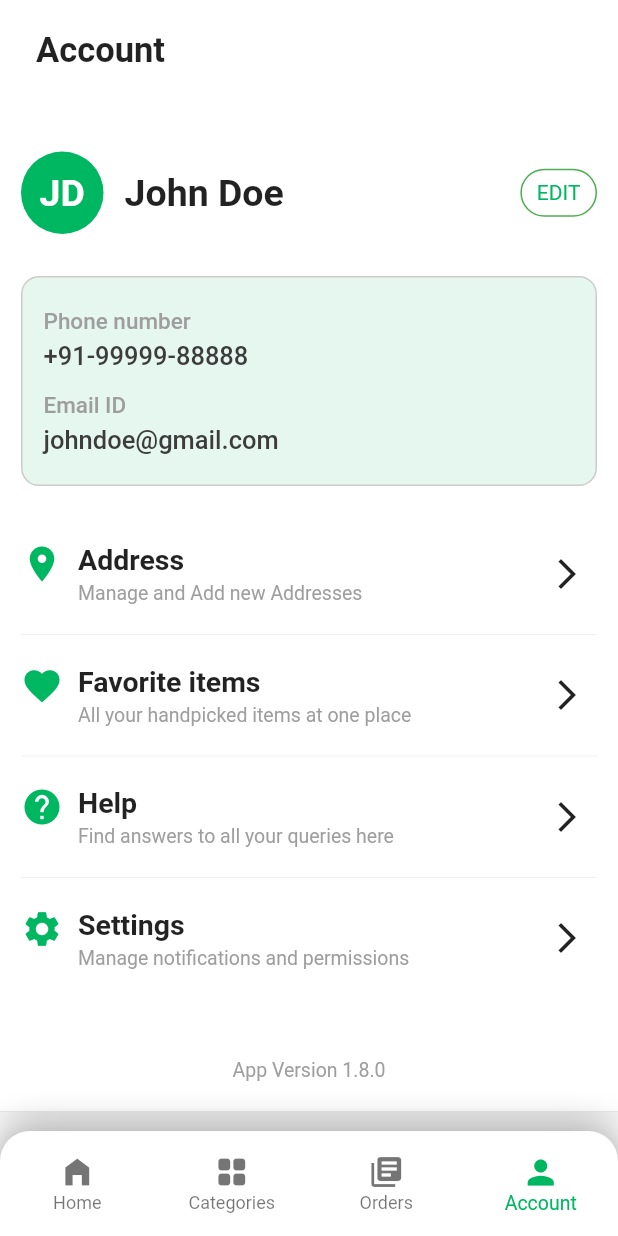
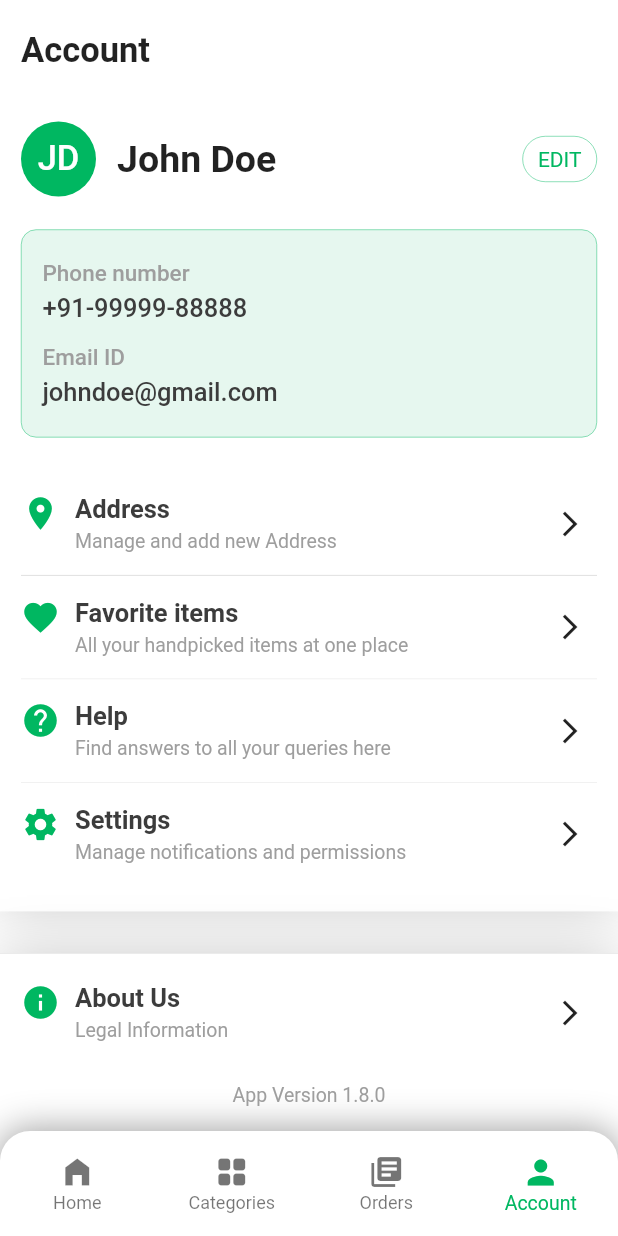
Before and after one commit to objectorientguy/onecart_user_app, a Flutter app: the screen it shows after launch, item 4 of the bottom bar chosen, on a phone screen of 412 x 824 dp. Run offline on Flutter 3.47's test engine with Material 2 defaults, Android fonts, the phone set to English and light mode, and no system bars; our stand-ins replace cached_network_image, carousel_slider, dio, flutter_bloc, get_it, shared_preferences; missing offline and left inert: favorite_button, zoom_widget; network calls fail.

Commit message:
OC:121-Fix Account Screen UI

```diff
--- a/lib/Screens/profile/profile_screen.dart
+++ b/lib/Screens/profile/profile_screen.dart
@@ -28,19 +28,94 @@ class ProfileScreen extends StatelessWidget {
                       spreadRadius: kZero,
                       blurRadius: kShadowBlurRadius),
                 ]),
+                child: const Padding(
+                  padding: EdgeInsets.symmetric(
+                      horizontal: leftRightMargin, vertical: topBottomPadding),
+                  child: Column(
+                      crossAxisAlignment: CrossAxisAlignment.center,
+                      children: [
+                        ProfileHeader(),
+                        SizedBox(height: mediumSpacing),
+                        ProfileOptionsList(),
+                        SizedBox(height: tinierSpacing),
+                      ]),
+                ),
+              ),
+              const SizedBox(
+                height: xxSmallerSpacing,
+              ),
+              Container(
+                decoration:
+                    const BoxDecoration(color: AppColor.white, boxShadow: [
+                  BoxShadow(
+                      blurStyle: BlurStyle.solid,
+                      color: AppColor.lightGrey,
+                      spreadRadius: kZero,
+                      blurRadius: kShadowBlurRadius),
+                ]),
                 child: Padding(
                   padding: const EdgeInsets.symmetric(
                       horizontal: leftRightMargin, vertical: topBottomPadding),
                   child: Column(
                       crossAxisAlignment: CrossAxisAlignment.center,
                       children: [
-                        const ProfileHeader(),
-                        const SizedBox(height: mediumSpacing),
-                        const ProfileOptionsList(),
-                        const SizedBox(height: xxxLargerSpacing),
-                        Text('App Version 1.8.0',
-                            style:
-                                Theme.of(context).textTheme.subHeadingMedium),
+                        Row(
+                          mainAxisAlignment: MainAxisAlignment.spaceBetween,
+                          children: [
+                            Row(
+                              crossAxisAlignment: CrossAxisAlignment.start,
+                              children: [
+                                const Icon(
+                                  Icons.info,
+                                  color: AppColor.primary,
+                                  size: kLocationIconSize,
+                                ),
+                                const SizedBox(
+                                  width: xxTinierSpacing,
+                                ),
+                                Column(
+                                  crossAxisAlignment: CrossAxisAlignment.start,
+                                  children: [
+                                    Text('About Us',
+                                        style: Theme.of(context)
+                                            .textTheme
+                                            .textLarge
+                                            .copyWith(
+                                                fontWeight: FontWeight.w700)),
+                                    const SizedBox(
+                                      height: xxTiniestSpacing,
+                                    ),
+                                    SizedBox(
+                                      child: Text(
+                                        'Legal Information',
+                                        style: Theme.of(context)
+                                            .textTheme
+                                            .subHeadingMedium,
+                                        overflow: TextOverflow.ellipsis,
+                                      ),
+                                    )
+                                  ],
+                                )
+                              ],
+                            ),
+                            const Row(
+                              children: [
+                                Icon(
+                                  Icons.arrow_forward_ios,
+                                  size: 20,
+                                ),
+                                SizedBox(
+                                  width: xxxTinierSpacing,
+                                )
+                              ],
+                            )
+                          ],
+                        ),
+                        const SizedBox(height: xxSmallerSpacing),
+                        Text(
+                          'App Version 1.8.0',
+                          style: Theme.of(context).textTheme.subHeadingMedium,
+                        ),
                       ]),
                 ),
               ),
--- a/lib/Screens/profile/widgets/profile_header.dart
+++ b/lib/Screens/profile/widgets/profile_header.dart
@@ -16,12 +16,8 @@ class ProfileHeader extends StatelessWidget {
     return Column(
       crossAxisAlignment: CrossAxisAlignment.start,
       children: [
-        Padding(
-          padding: const EdgeInsets.symmetric(horizontal: xxTinierSpacing),
-          child:
-              Text('Account', style: Theme.of(context).textTheme.headingMedium),
-        ),
-        const SizedBox(height: largerSpacing),
+        Text('Account', style: Theme.of(context).textTheme.headingMedium),
+        const SizedBox(height: xxSmallSpacing),
         Row(
           mainAxisAlignment: MainAxisAlignment.spaceBetween,
           children: [
@@ -29,21 +25,21 @@ class ProfileHeader extends StatelessWidget {
               children: [
                 CircleAvatar(
                   backgroundColor: AppColor.primary,
-                  radius: kCircleAvatarRadius * 1.1,
+                  radius: kCircleAvatarRadius * 1,
                   child: Text('JD',
-                      style: Theme.of(context)
-                          .textTheme
-                          .headingLarge
-                          .copyWith(color: AppColor.white)),
+                      style: Theme.of(context).textTheme.headingMedium.copyWith(
+                          color: AppColor.white, fontWeight: FontWeight.w500)),
                 ),
                 const SizedBox(
                   width: xxxTinySpacing,
                 ),
-                Text('John Doe',
-                    style: Theme.of(context)
-                        .textTheme
-                        .headingLarge
-                        .copyWith(color: AppColor.black))
+                Text(
+                  'John Doe',
+                  style: Theme.of(context)
+                      .textTheme
+                      .headingLarge
+                      .copyWith(color: AppColor.black),
+                )
               ],
             ),
             InkWell(
@@ -54,7 +50,7 @@ class ProfileHeader extends StatelessWidget {
                   padding:
                       const EdgeInsets.symmetric(horizontal: 10, vertical: 7),
                   decoration: BoxDecoration(
-                    border: Border.all(color: Colors.green, width: 1.0),
+                    border: Border.all(color: AppColor.primary, width: 0.3),
                     borderRadius: BorderRadius.circular(20),
                   ),
                   child: const Text(
@@ -64,13 +60,13 @@ class ProfileHeader extends StatelessWidget {
             ),
           ],
         ),
-        const SizedBox(height: xxSmallerSpacing),
+        const SizedBox(height: xxSmallestSpacing),
         Container(
           width: double.infinity,
           decoration: BoxDecoration(
               color: AppColor.primaryLight,
-              borderRadius: BorderRadius.circular(12),
-              border: Border.all(color: AppColor.lightGrey)),
+              borderRadius: BorderRadius.circular(10),
+              border: Border.all(color: AppColor.primary, width: 0.3)),
           child: Padding(
             padding: const EdgeInsets.symmetric(
                 horizontal: leftRightMargin, vertical: topBottomPadding),
--- a/lib/Screens/profile/widgets/profile_list_options.dart
+++ b/lib/Screens/profile/widgets/profile_list_options.dart
@@ -39,13 +39,16 @@ class ProfileOptionsList extends StatelessWidget {
                     crossAxisAlignment: CrossAxisAlignment.start,
                     children: [
                       Text('Address',
-                          style: Theme.of(context).textTheme.headingSmall),
+                          style: Theme.of(context)
+                              .textTheme
+                              .textLarge
+                              .copyWith(fontWeight: FontWeight.w700)),
                       const SizedBox(
                         height: xxTiniestSpacing,
                       ),
                       SizedBox(
                         child: Text(
-                          'Manage and Add new Addresses',
+                          'Manage and add new Address',
                           style: Theme.of(context).textTheme.subHeadingMedium,
                           overflow: TextOverflow.ellipsis,
                         ),
@@ -56,7 +59,10 @@ class ProfileOptionsList extends StatelessWidget {
               ),
               const Row(
                 children: [
-                  Icon(Icons.arrow_forward_ios),
+                  Icon(
+                    Icons.arrow_forward_ios,
+                    size: 20,
+                  ),
                   SizedBox(
                     width: xxxTinierSpacing,
                   )
@@ -65,7 +71,9 @@ class ProfileOptionsList extends StatelessWidget {
             ],
           ),
         ),
-        const Divider(height: 40, thickness: 0.3),
+        const Divider(
+          height: 30,
+        ),
         InkWell(
           onTap: () {
             // Navigator.pushNamed(
@@ -91,7 +99,10 @@ class ProfileOptionsList extends StatelessWidget {
                     crossAxisAlignment: CrossAxisAlignment.start,
                     children: [
                       Text('Favorite items',
-                          style: Theme.of(context).textTheme.headingSmall),
+                          style: Theme.of(context)
+                              .textTheme
+                              .textLarge
+                              .copyWith(fontWeight: FontWeight.w700)),
                       const SizedBox(
                         height: xxTiniestSpacing,
                       ),
@@ -108,7 +119,7 @@ class ProfileOptionsList extends StatelessWidget {
               ),
               const Row(
                 children: [
-                  Icon(Icons.arrow_forward_ios),
+                  Icon(Icons.arrow_forward_ios, size: 20),
                   SizedBox(
                     width: xxxTinierSpacing,
                   )
@@ -117,7 +128,7 @@ class ProfileOptionsList extends StatelessWidget {
             ],
           ),
         ),
-        const Divider(height: 40, thickness: 0.3),
+        const Divider(height: 30, thickness: 0.3),
         Row(
           mainAxisAlignment: MainAxisAlignment.spaceBetween,
           children: [
@@ -136,7 +147,10 @@ class ProfileOptionsList extends StatelessWidget {
                   crossAxisAlignment: CrossAxisAlignment.start,
                   children: [
                     Text('Help',
-                        style: Theme.of(context).textTheme.headingSmall),
+                        style: Theme.of(context)
+                            .textTheme
+                            .textLarge
+                            .copyWith(fontWeight: FontWeight.w700)),
                     const SizedBox(
                       height: xxTiniestSpacing,
                     ),
@@ -153,7 +167,7 @@ class ProfileOptionsList extends StatelessWidget {
             ),
             const Row(
               children: [
-                Icon(Icons.arrow_forward_ios),
+                Icon(Icons.arrow_forward_ios, size: 20),
                 SizedBox(
                   width: xxxTinierSpacing,
                 )
@@ -161,7 +175,7 @@ class ProfileOptionsList extends StatelessWidget {
             )
           ],
         ),
-        const Divider(height: 40, thickness: 0.3),
+        const Divider(height: 30, thickness: 0.3),
         Row(
           mainAxisAlignment: MainAxisAlignment.spaceBetween,
           children: [
@@ -180,7 +194,10 @@ class ProfileOptionsList extends StatelessWidget {
                   crossAxisAlignment: CrossAxisAlignment.start,
                   children: [
                     Text('Settings',
-                        style: Theme.of(context).textTheme.headingSmall),
+                        style: Theme.of(context)
+                            .textTheme
+                            .textLarge
+                            .copyWith(fontWeight: FontWeight.w700)),
                     const SizedBox(
                       height: xxTiniestSpacing,
                     ),
@@ -197,7 +214,7 @@ class ProfileOptionsList extends StatelessWidget {
             ),
             const Row(
               children: [
-                Icon(Icons.arrow_forward_ios),
+                Icon(Icons.arrow_forward_ios, size: 20),
                 SizedBox(
                   width: xxxTinierSpacing,
                 )
--- a/lib/configs/app_dimensions.dart
+++ b/lib/configs/app_dimensions.dart
@@ -3,7 +3,7 @@ const double kBottomNavBarIconSize = 26.0;
 const double kBottomNavBarHeight = 90.0;
 const double kBottomNavBarHeightX = 70.0;
 const double kBottomNavBarRadius = 20.0;
-const double kLocationIconSize = 28.0;
+const double kLocationIconSize = 26.0;
 const double kLocationIconHeightFactor = 0.7;
 const double kSearchBarRadius = 30.0;
 const double kShadowBlurRadius = 30.0;
```
